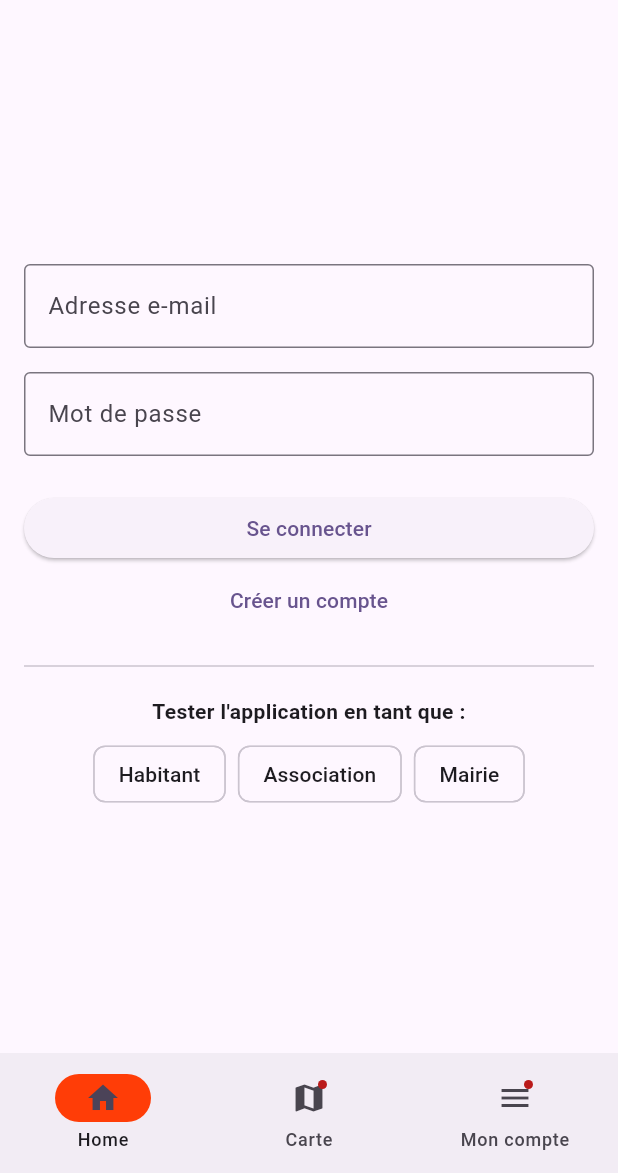
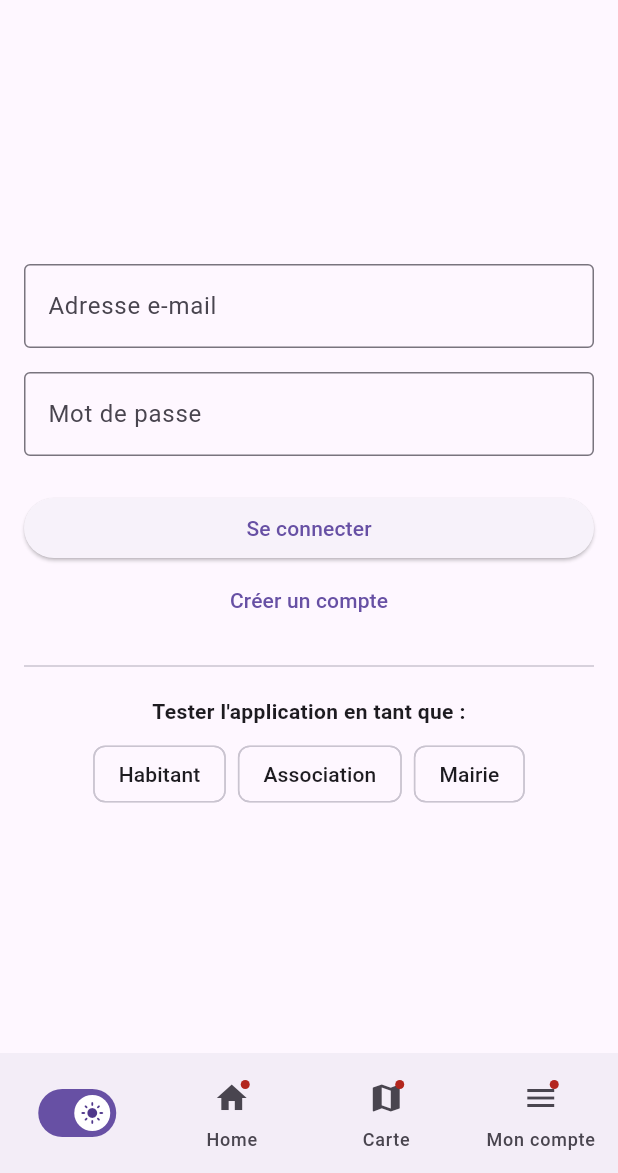
Before and after one commit to Ipios02D/D-veloppement-mobile, a Flutter app: the screen it shows after launch, on a phone screen of 412 x 824 dp, the part 63-1236 px from its top. Run offline on Flutter 3.47's test engine with Material 3 defaults, Android fonts, the light colour scheme and no system bars; our stand-ins replace firebase_core, flutter_map, latlong2; accounts and stored records are empty.

Commit message:
Update Nav bar
Ajout des pages dans la nav bar et du bouton light mod(non fonctionnel)

```diff
--- a/citymove/lib/main.dart
+++ b/citymove/lib/main.dart
@@ -1,6 +1,7 @@
 import 'package:flutter/material.dart';
 // On importe le fichier qui contient la page de connexion
 import 'screens/auth_pages.dart';
+import 'screens/carte_page.dart';
 import 'screens/home_pages.dart';
 import 'models/role.dart';
 
@@ -8,21 +9,31 @@ void main() {
   runApp(const CitymoveApp());
 }
 
-class CitymoveApp extends StatelessWidget {
+class CitymoveApp extends StatefulWidget {
   const CitymoveApp({super.key});
+  @override
+    _CitymoveApp createState() => _CitymoveApp();
+}
+
+class _CitymoveApp extends State<CitymoveApp> {
+  int themeIndex = 1;
+  final List<ThemeData> theme = [ThemeData.dark(),ThemeData.light()];
 
   @override
   Widget build(BuildContext context) {
     return MaterialApp(
       title: 'Citymove',
       debugShowCheckedModeBanner: false,
-      theme: ThemeData(
-        colorScheme: ColorScheme.fromSeed(seedColor: Colors.deepPurple),
-        useMaterial3: true,
-      ),
+      theme: theme[themeIndex],
       home: const MyHomePage(title: 'Citymove'), // On lance l'application sur la page de Login
     );
   }
+
+  void _handleThemeChange(int? value) {
+    setState(() {
+          themeIndex = value!;
+    });
+}
 }
 
 class MyHomePage extends StatefulWidget {
@@ -36,9 +47,11 @@ class MyHomePage extends StatefulWidget {
 
 class _MyHomePageState extends State<MyHomePage> {
   int currentPageIndex = 0;
+  bool light=true;
+
+
   @override
   Widget build(BuildContext context) {
-    final ThemeData theme = Theme.of(context);
     return Scaffold(
       bottomNavigationBar: NavigationBar(
         onDestinationSelected: (int index) {
@@ -48,11 +61,23 @@ class _MyHomePageState extends State<MyHomePage> {
         },
         indicatorColor: const Color.fromARGB(255, 255, 61, 7),
         selectedIndex: currentPageIndex,
-        destinations: const <Widget>[/*
-          Padding(padding: EdgeInsets.all(20.0),child :Row(spacing:10,children: [
-            Icon(Icons.dark_mode),
-            Icon(Icons.light_mode)
-            ])),*/
+        destinations:  <Widget>[
+          Switch(
+            thumbIcon: WidgetStateProperty<Icon>.fromMap(<WidgetStatesConstraint, Icon>{
+            WidgetState.selected: Icon(Icons.light_mode),
+            WidgetState.any: Icon(Icons.dark_mode),
+            }),
+            value:light,
+            onChanged: (bool value) {
+            setState(() {
+              light = value;
+              /*if (value){
+                _handleThemeChange(1);
+              }else {
+                _handleThemeChange(0);
+              }*/
+            });}
+          ),
           NavigationDestination(
             selectedIcon: Icon(Icons.home),
             icon: Badge(child: Icon(Icons.home)),
@@ -70,9 +95,9 @@ class _MyHomePageState extends State<MyHomePage> {
       ),
       body: <Widget>[
         const LoginPage(),
-        const LoginPage()///Page Login pour redirection
-        ,
-        const LoginPage()/*CartePage()*////Page Carte
+        const HomeCitoyenPage(role : Role.habitant),///Page Login pour redirection
+        const MapScreen(),///Page Carte
+        const LoginPage()///pop up compte
       ][currentPageIndex],
     );
   }
--- a/citymove/lib/screens/home_pages.dart
+++ b/citymove/lib/screens/home_pages.dart
@@ -3,6 +3,7 @@ import '../models/role.dart';
 import 'news_pages.dart';
 import 'votes_pages.dart';
 import 'admin_page.dart';
+import '../main.dart';
 
 class HomeCitoyenPage extends StatelessWidget {
   final Role role;
--- a/citymove/pubspec.yaml
+++ b/citymove/pubspec.yaml
@@ -30,7 +30,10 @@ environment:
 dependencies:
   flutter:
     sdk: flutter
-
+  firebase_core: ^2.24.2  # (Les versions évoluent, mettez à jour si besoin)
+  cloud_firestore: ^4.13.6
+  flutter_map: ^6.1.0
+  latlong2: ^0.9.1
   # The following adds the Cupertino Icons font to your application.
   # Use with the CupertinoIcons class for iOS style icons.
   cupertino_icons: ^1.0.8
```
Also changed, not shown: citymove/lib/screens/carte_page.dart (added, +101 -0 lines), citymove/firebase.json (added), citymove/lib/firebase_options.dart (added), 3 other files.
